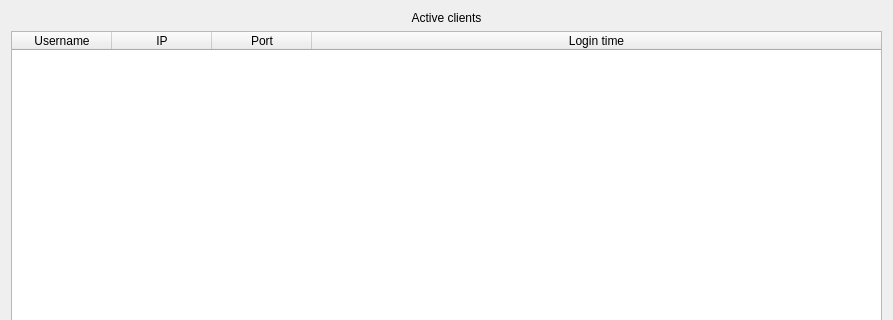
The window that lesson_4/statistics_gui.ui (woozlic/pyqt-and-db) describes before a commit, drawn with Qt 5; both pictures show x 0 to 893 and y 0 to 320 of the 893 by 600 pixel window.
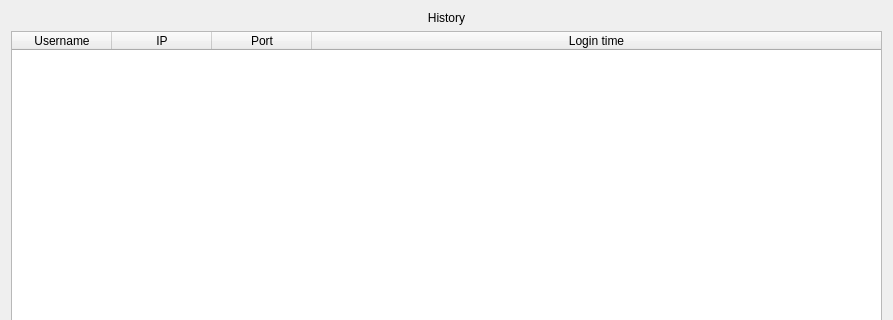
The same window after the commit.

Commit message: add data to statistics window

What changed in the file:
```diff
--- a/lesson_4/statistics_gui.ui
+++ b/lesson_4/statistics_gui.ui
@@ -35,7 +35,7 @@
     <item>
      <widget class="QLabel" name="label_active_clients">
       <property name="text">
-       <string>Active clients</string>
+       <string>History</string>
       </property>
       <property name="alignment">
        <set>Qt::AlignCenter</set>
```
Left out of the diff: 4 changed lines with no effect on the pictures. The commit also changes 7 other files.
